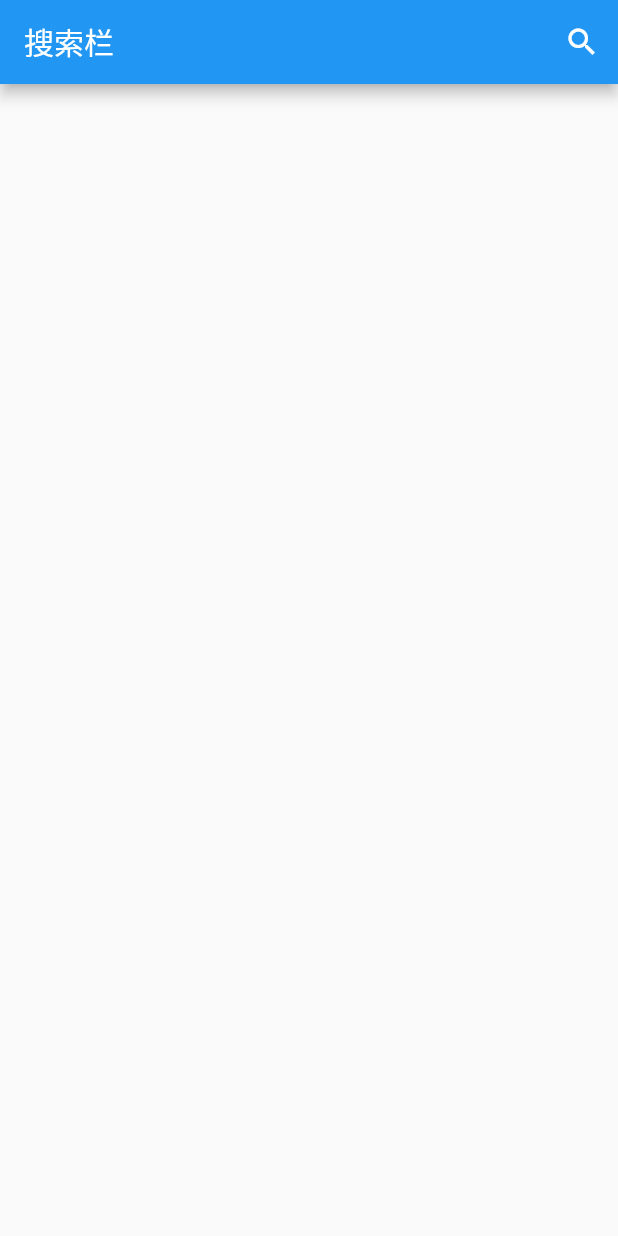
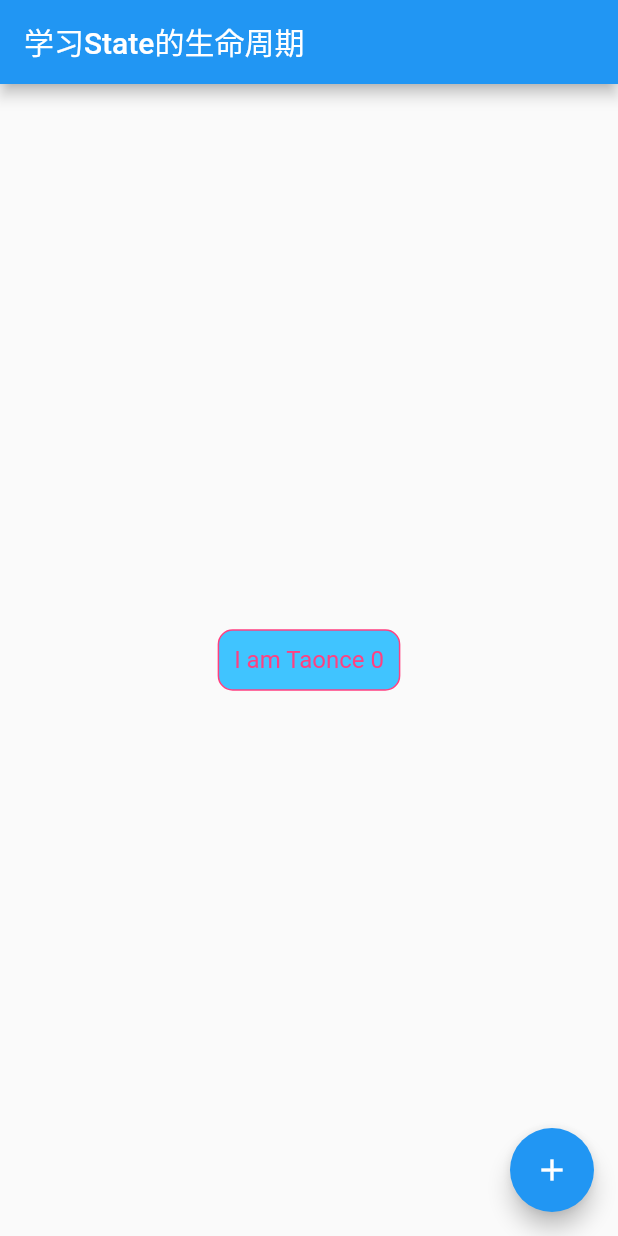
Before and after one commit to Taonce/Flutter-Example, a Flutter app: the screen it shows after launch, on a phone screen of 412 x 824 dp. Run offline on Flutter 3.47's test engine with Material 2 defaults, Android fonts, the phone set to English and light mode, and no system bars; our stand-ins replace dio.

Commit message:
学习dio

```diff
--- /dev/null
+++ b/lib/learn_widget/ful_widget/learn_ful_widget.dart
@@ -0,0 +1,83 @@
+import 'package:flutter/material.dart';
+
+class LearnFulWidget extends StatefulWidget {
+  @override
+  State<StatefulWidget> createState() => FulWidgetState();
+}
+
+class FulWidgetState extends State<LearnFulWidget> {
+  int _count = 0;
+
+  @override
+  void initState() {
+    print('state init');
+    super.initState();
+  }
+
+  @override
+  Widget build(BuildContext context) {
+    print('state build');
+    return Scaffold(
+      floatingActionButton: FloatingActionButton(
+        onPressed: () {
+          setState(() {
+            _count++;
+          });
+        },
+        child: Icon(Icons.add),
+      ),
+      appBar: AppBar(
+        title: Text('学习State的生命周期'),
+      ),
+      body: Center(
+        child: Container(
+          padding: const EdgeInsets.all(10),
+          child: Text(
+            'I am Taonce $_count',
+            style: TextStyle(
+              fontSize: 16,
+              color: Colors.pinkAccent,
+            ),
+          ),
+          decoration: BoxDecoration(
+            color: Colors.lightBlueAccent,
+            borderRadius: BorderRadius.circular(10),
+            border: Border.all(
+              color: Colors.pinkAccent,
+            ),
+          ),
+        ),
+      ),
+    );
+  }
+
+  @override
+  void didChangeDependencies() {
+    print('state did change dependencies');
+    super.didChangeDependencies();
+  }
+
+  @override
+  void reassemble() {
+    print('state reassemble');
+    super.reassemble();
+  }
+
+  @override
+  void didUpdateWidget(LearnFulWidget oldWidget) {
+    print('state did update');
+    super.didUpdateWidget(oldWidget);
+  }
+
+  @override
+  void deactivate() {
+    print('state deactivate');
+    super.deactivate();
+  }
+
+  @override
+  void dispose() {
+    print('state dispose');
+    super.dispose();
+  }
+}
--- a/lib/main.dart
+++ b/lib/main.dart
@@ -19,12 +19,14 @@ import 'learn_widget/LearnCheckSwitch.dart';
 import 'learn_widget/card/LearnCard.dart';
 import 'learn_widget/column/LearnColumn.dart';
 import 'learn_widget/grid/LearnGridView.dart';
+import 'package:my_flutter/learn_widget/ful_widget/learn_ful_widget.dart';
 import 'learn_widget/list/LearnList.dart';
 import 'learn_widget/row/LearnRow.dart';
 import 'learn_widget/stack/LearnStack.dart';
 import 'navigation/LearnNavigator.dart';
 import 'navigation/LearnNavigatorReturn.dart';
 import 'navigation/LearnNavigatorWithData.dart';
+import 'request/request_baidu.dart';
 import 'route_animator/RouteMainPage.dart';
 
 void main() {
@@ -67,7 +69,9 @@ class MyApp extends StatelessWidget {
 //      home: RouteMainPage(),
 //      home: FrostGlassUI(),
 //      home: KeepAliveUI(),
-      home: SearchBarUI(),
+//      home: SearchBarUI(),
+//      home: RequestBD(),
+      home: LearnFulWidget(),
       theme: ThemeData.light(),
     );
   }
--- a/pubspec.yaml
+++ b/pubspec.yaml
@@ -17,6 +17,7 @@ environment:
   sdk: ">=2.2.0 <3.0.0"
 
 dependencies:
+  dio: 2.1.13
   flutter:
     sdk: flutter
 
```
Also changed, not shown: lib/request/chapter_data.dart (added, +59 -0 lines), lib/request/request_baidu.dart (added, +89 -0 lines), pubspec.lock, 3 other files.
